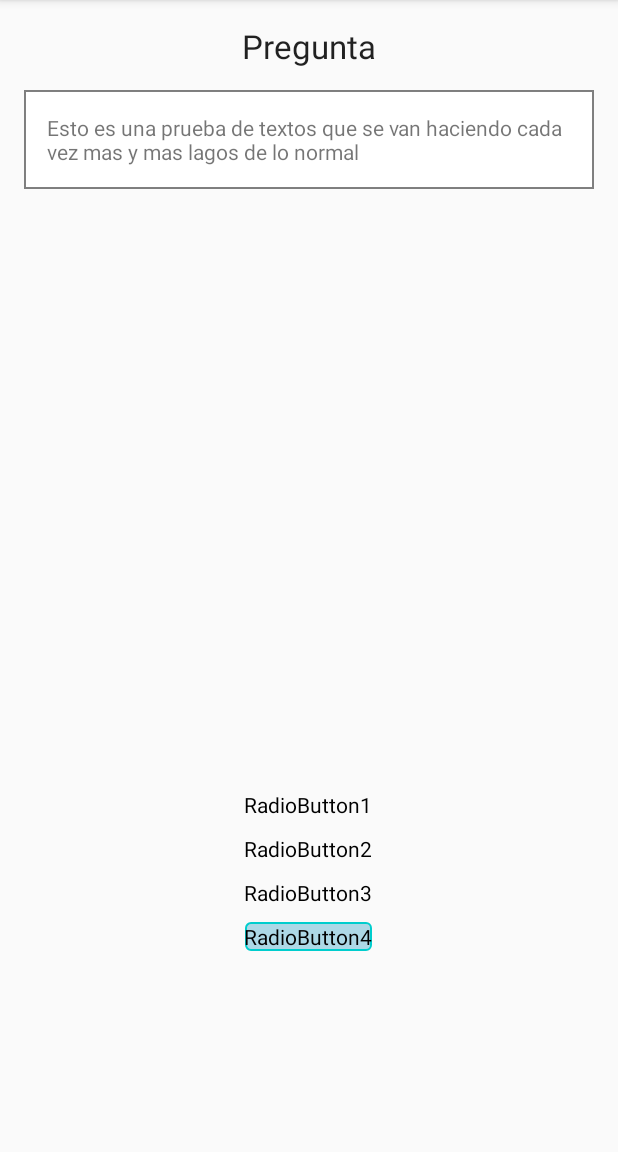
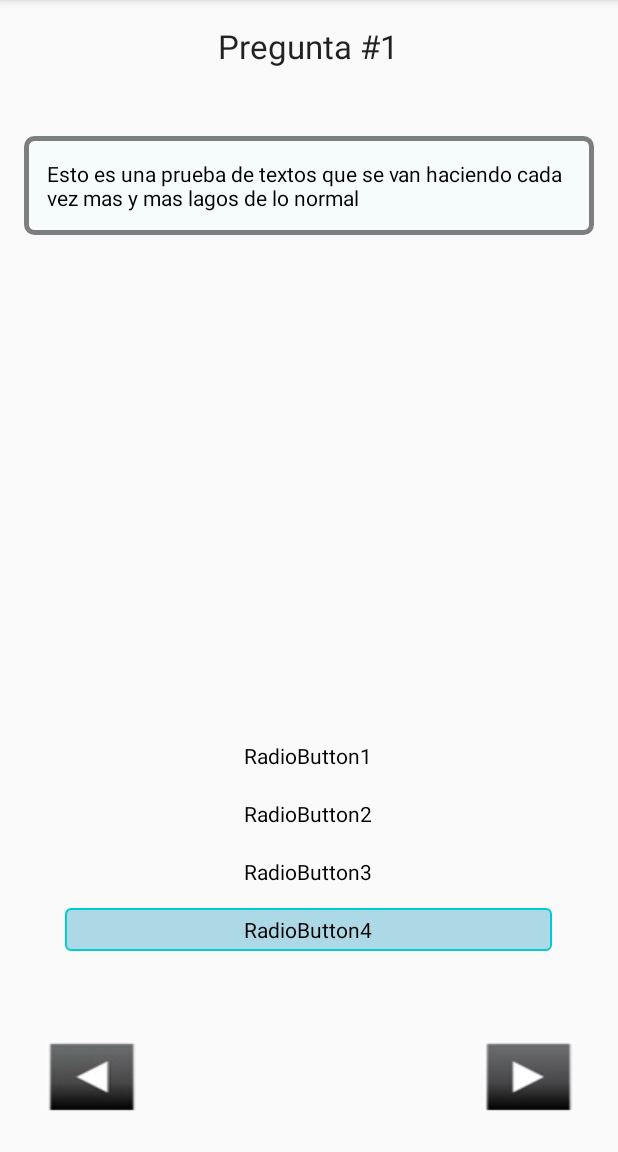
Before and after one commit to luisrra17/BabyCare, an Android app: the screen it shows after launch (MainActivity), on a phone screen of 412 x 824 dp, the part 84-1236 px from its top. Run offline under Robolectric (Android 15) with nearby library versions, the phone set to English and light mode, and no system bars.

Commit message:
Pantalla Pregunta Styled

```diff
--- a/app/src/main/res/drawable/custombuttonbackground.xml
+++ b/app/src/main/res/drawable/custombuttonbackground.xml
@@ -1,19 +1,31 @@
 <?xml version="1.0" encoding="utf-8"?>
 <selector xmlns:android="http://schemas.android.com/apk/res/android" >
+
 
     <item android:state_pressed="true" >
         <shape android:shape="rectangle" >
             <corners android:radius="3dip" />
-            <stroke android:width="1dip" android:color="#333333" />
-            <solid android:color="#cccccc" />
+            <stroke android:width="1dip" android:color="#319b66" />
+            <solid android:color="#50c88c" />
+            <padding
+                android:left="120dp"
+                android:top="5dp"
+                android:right="120dp"
+                android:bottom="5dp" />
         </shape>
     </item>
+
 
     <item android:state_checked="true">
         <shape android:shape="rectangle" >
             <corners android:radius="3dip" />
             <stroke android:width="1dip" android:color="#00cdcd" />
             <solid android:color="#ADD8E6" />
+            <padding
+                android:left="120dp"
+                android:top="5dp"
+                android:right="120dp"
+                android:bottom="5dp" />
         </shape>
     </item>
 
--- a/app/src/main/res/drawable/textbg.xml
+++ b/app/src/main/res/drawable/textbg.xml
@@ -1,5 +1,6 @@
 <?xml version="1.0" encoding="utf-8"?>
 <shape xmlns:android="http://schemas.android.com/apk/res/android" android:shape="rectangle" >
-    <solid android:color="#ffffff" />
-    <stroke android:width="1dip" android:color="#7F000000"/>
+    <solid android:color="#f6fbfc" />
+    <stroke android:width="3dip" android:color="#7F000000"/>
+    <corners android:radius="5dp"/>
 </shape>
--- a/app/src/main/res/layout/activity_main.xml
+++ b/app/src/main/res/layout/activity_main.xml
@@ -62,22 +62,40 @@
     <TextView
         android:layout_width="wrap_content"
         android:layout_height="wrap_content"
+        android:textColor="#000"
         android:text="Esto es una prueba de textos que se van haciendo cada vez mas y mas lagos de lo normal"
         android:id="@+id/textView"
         android:padding="15dp"
         android:background="@drawable/textbg"
-        android:layout_alignParentTop="true"
-        android:layout_alignParentEnd="true"
-        android:layout_marginTop="44dp" />
+        android:layout_marginTop="45dp"
+        android:layout_below="@+id/textView2"
+        android:layout_alignParentEnd="true" />
 
     <TextView
         android:layout_width="wrap_content"
         android:layout_height="wrap_content"
         android:textAppearance="?android:attr/textAppearanceLarge"
-        android:text="Pregunta"
+        android:text="Pregunta #1"
         android:id="@+id/textView2"
         android:layout_alignParentTop="true"
         android:layout_centerHorizontal="true" />
 
+    <Button
+        android:layout_width="wrap_content"
+        android:layout_height="wrap_content"
+        android:id="@+id/button"
+        android:layout_alignParentBottom="true"
+        android:layout_alignParentStart="true"
+        android:background="@drawable/pr"/>
+
+    <Button
+        android:layout_width="wrap_content"
+        android:layout_height="wrap_content"
+        android:id="@+id/button2"
+        android:layout_alignParentBottom="true"
+        android:layout_alignParentEnd="true"
+        android:background="@drawable/ne"
+        android:layout_alignTop="@+id/button" />
+
 
 </RelativeLayout>
```
Also changed, not shown: app/src/main/res/drawable/ne.png (added), app/src/main/res/drawable/next.png (added), app/src/main/res/drawable/p.jpg (added), app/src/main/res/drawable/pr.png (added).
